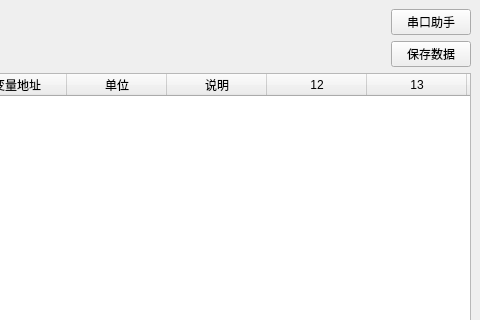
Qt form tools/modbus_addr_py/designer/Ui_MainWindow.ui (noparkinghere/modbus) before a commit; both pictures show x 843 to 1323 and y 0 to 320 of the 1323 by 813 pixel window.
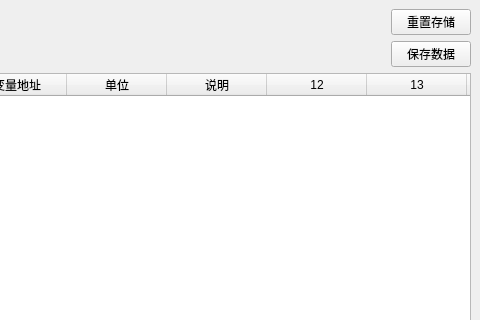
The same form after that commit. Icons and pictures are not drawn.

The edit to the form file:
```diff
--- a/tools/modbus_addr_py/designer/Ui_MainWindow.ui
+++ b/tools/modbus_addr_py/designer/Ui_MainWindow.ui
@@ -146,7 +146,7 @@
         <item>
          <widget class="QPushButton" name="comhelp_window">
           <property name="text">
-           <string>串口助手</string>
+           <string>重置存储</string>
           </property>
          </widget>
         </item>
```
Left out of the diff: 6 changed lines with no effect on the pictures.
